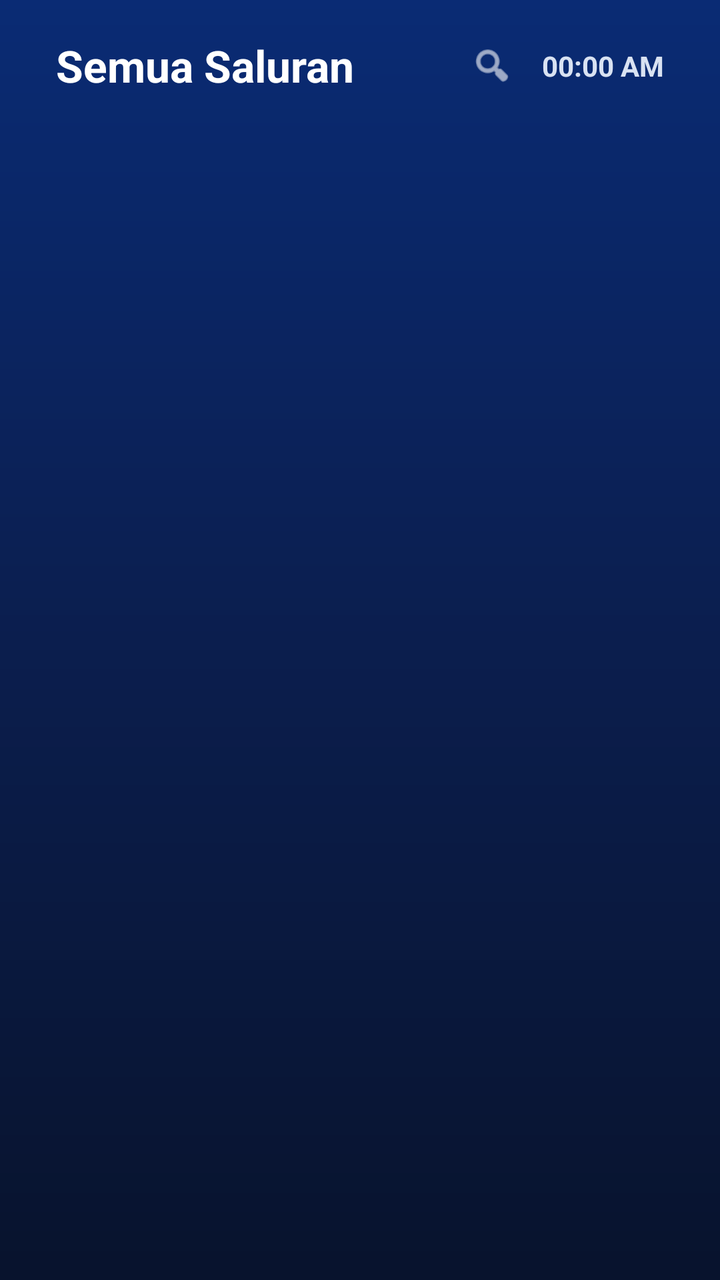
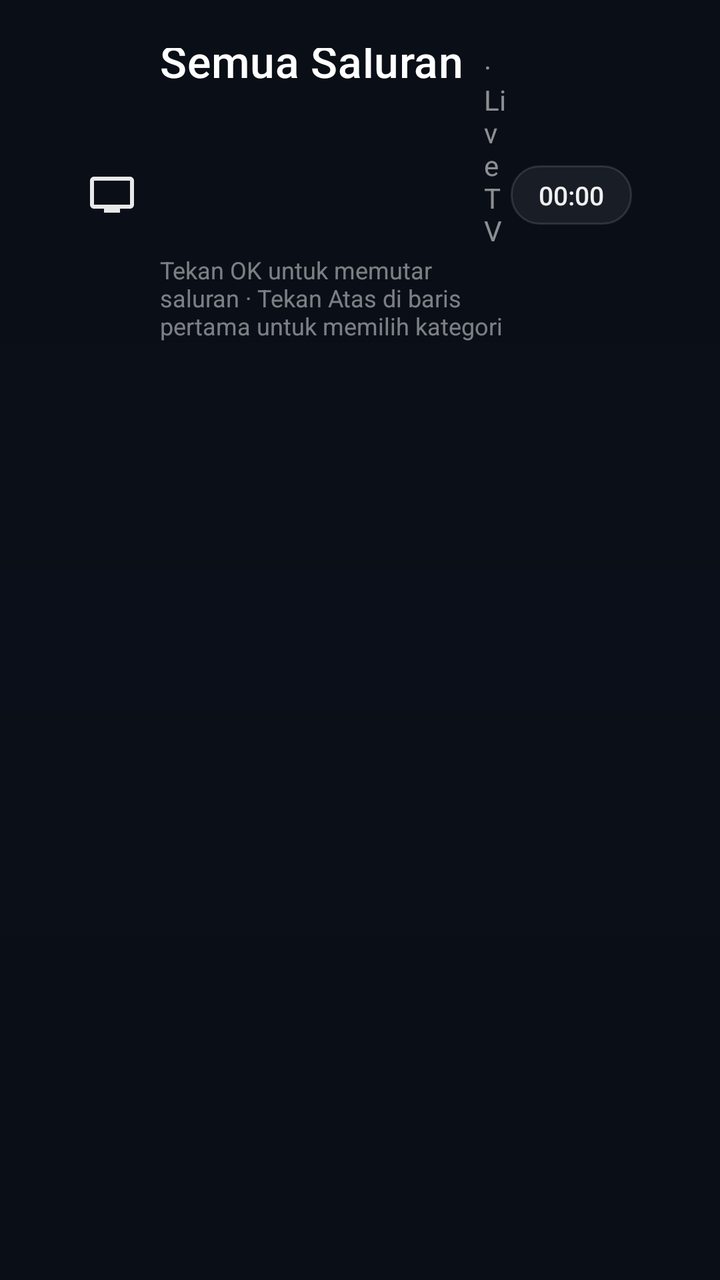

Two renders of the same Android screen: before a commit and after it. Below are the layout's source before the change and the commit's diff.
<!-- AndroidManifest.xml: application theme Theme.MQLTV -->
<!-- res/layout/fragment_live_tv.xml -->
<?xml version="1.0" encoding="utf-8"?>
<androidx.constraintlayout.widget.ConstraintLayout xmlns:android="http://schemas.android.com/apk/res/android"
    xmlns:app="http://schemas.android.com/apk/res-auto"
    android:layout_width="match_parent"
    android:layout_height="match_parent"
    android:background="@drawable/live_tv_bg"
    android:paddingStart="28dp"
    android:paddingEnd="28dp"
    android:paddingTop="18dp"
    android:paddingBottom="18dp">

    <TextView
        android:id="@+id/live_tv_title"
        android:layout_width="wrap_content"
        android:layout_height="wrap_content"
        android:text="Semua Saluran"
        android:textColor="@color/mql_text_primary"
        android:textSize="22sp"
        android:textStyle="bold"
        app:layout_constraintStart_toStartOf="parent"
        app:layout_constraintTop_toTopOf="parent" />

    <ImageView
        android:id="@+id/live_tv_search"
        android:layout_width="22dp"
        android:layout_height="22dp"
        android:src="@android:drawable/ic_menu_search"
        android:tint="@color/mql_text_primary"
        android:contentDescription="Search"
        android:focusable="true"
        android:focusableInTouchMode="true"
        android:clickable="true"
        app:layout_constraintEnd_toStartOf="@id/live_tv_time"
        app:layout_constraintTop_toTopOf="@id/live_tv_title"
        app:layout_constraintBottom_toBottomOf="@id/live_tv_title"
        android:layout_marginEnd="14dp" />

    <TextView
        android:id="@+id/live_tv_time"
        android:layout_width="wrap_content"
        android:layout_height="wrap_content"
        android:text="00:00 AM"
        android:textColor="#D9E2F2"
        android:textSize="14sp"
        android:textStyle="bold"
        app:layout_constraintEnd_toEndOf="parent"
        app:layout_constraintTop_toTopOf="@id/live_tv_title"
        app:layout_constraintBottom_toBottomOf="@id/live_tv_title" />

    <androidx.recyclerview.widget.RecyclerView
        android:id="@+id/live_tv_categories"
        android:layout_width="0dp"
        android:layout_height="52dp"
        android:overScrollMode="never"
        android:clipToPadding="false"
        android:paddingTop="6dp"
        android:paddingBottom="6dp"
        android:layout_marginTop="14dp"
        android:layout_marginBottom="6dp"
        app:layout_constraintStart_toStartOf="parent"
        app:layout_constraintEnd_toEndOf="parent"
        app:layout_constraintTop_toBottomOf="@id/live_tv_title" />

    <androidx.recyclerview.widget.RecyclerView
        android:id="@+id/live_tv_grid"
        android:layout_width="0dp"
        android:layout_height="0dp"
        android:overScrollMode="never"
        android:scrollbars="vertical"
        android:fadeScrollbars="false"
        android:clipToPadding="false"
        android:paddingTop="14dp"
        app:layout_constraintStart_toStartOf="parent"
        app:layout_constraintEnd_toEndOf="parent"
        app:layout_constraintTop_toBottomOf="@id/live_tv_categories"
        app:layout_constraintBottom_toBottomOf="parent" />

</androidx.constraintlayout.widget.ConstraintLayout>
<!-- resources referenced by this layout -->
<resources>
  <color name="mql_text_primary">#FFFFFF</color>
  <!-- drawable live_tv_bg (drawable) -->
  <?xml version="1.0" encoding="utf-8"?>
  <shape xmlns:android="http://schemas.android.com/apk/res/android">
      <gradient
          android:angle="270"
          android:startColor="#0A2B74"
          android:centerColor="#0B1E4E"
          android:endColor="#08132D"
          android:type="linear" />
  </shape>
  <style name="Theme.MQLTV" parent="Theme.Leanback">
          <item name="android:windowBackground">@drawable/window_background</item>
      </style>
  <!-- drawable window_background (drawable) -->
  <?xml version="1.0" encoding="utf-8"?>
  <layer-list xmlns:android="http://schemas.android.com/apk/res/android">
      
      <item android:drawable="@android:color/black" />
  
      
      <item>
          <bitmap
              android:gravity="center"
              android:src="@drawable/banner" />
      </item>
  </layer-list>
  <!-- drawable banner: png bitmap (drawable-nodpi, 52814 bytes) -->
</resources>

<!-- the commit's change to res/layout/fragment_live_tv.xml (unified diff, before → after) -->
@@ -1,78 +1,140 @@
 <?xml version="1.0" encoding="utf-8"?>
-<androidx.constraintlayout.widget.ConstraintLayout xmlns:android="http://schemas.android.com/apk/res/android"
+<FrameLayout xmlns:android="http://schemas.android.com/apk/res/android"
     xmlns:app="http://schemas.android.com/apk/res-auto"
     android:layout_width="match_parent"
     android:layout_height="match_parent"
-    android:background="@drawable/live_tv_bg"
-    android:paddingStart="28dp"
-    android:paddingEnd="28dp"
-    android:paddingTop="18dp"
-    android:paddingBottom="18dp">
+    android:background="#080B11">
 
-    <TextView
-        android:id="@+id/live_tv_title"
-        android:layout_width="wrap_content"
-        android:layout_height="wrap_content"
-        android:text="Semua Saluran"
-        android:textColor="@color/mql_text_primary"
-        android:textSize="22sp"
-        android:textStyle="bold"
-        app:layout_constraintStart_toStartOf="parent"
-        app:layout_constraintTop_toTopOf="parent" />
+    
+    <ImageView
+        android:id="@+id/live_tv_wallpaper"
+        android:layout_width="match_parent"
+        android:layout_height="match_parent"
+        android:scaleType="centerCrop"
+        android:src="@drawable/launcher_wallpaper_fallback"
+        android:importantForAccessibility="no" />
 
-    <ImageView
-        android:id="@+id/live_tv_search"
-        android:layout_width="22dp"
-        android:layout_height="22dp"
-        android:src="@android:drawable/ic_menu_search"
-        android:tint="@color/mql_text_primary"
-        android:contentDescription="Search"
-        android:focusable="true"
-        android:focusableInTouchMode="true"
-        android:clickable="true"
-        app:layout_constraintEnd_toStartOf="@id/live_tv_time"
-        app:layout_constraintTop_toTopOf="@id/live_tv_title"
-        app:layout_constraintBottom_toBottomOf="@id/live_tv_title"
-        android:layout_marginEnd="14dp" />
+    
+    <View
+        android:layout_width="match_parent"
+        android:layout_height="match_parent"
+        android:background="#CC0A0E17"
+        android:importantForAccessibility="no" />
 
-    <TextView
-        android:id="@+id/live_tv_time"
-        android:layout_width="wrap_content"
-        android:layout_height="wrap_content"
-        android:text="00:00 AM"
-        android:textColor="#D9E2F2"
-        android:textSize="14sp"
-        android:textStyle="bold"
-        app:layout_constraintEnd_toEndOf="parent"
-        app:layout_constraintTop_toTopOf="@id/live_tv_title"
-        app:layout_constraintBottom_toBottomOf="@id/live_tv_title" />
+    <LinearLayout
+        android:layout_width="match_parent"
+        android:layout_height="match_parent"
+        android:orientation="vertical"
+        android:paddingStart="44dp"
+        android:paddingEnd="44dp"
+        android:paddingTop="24dp"
+        android:paddingBottom="18dp">
 
-    <androidx.recyclerview.widget.RecyclerView
-        android:id="@+id/live_tv_categories"
-        android:layout_width="0dp"
-        android:layout_height="52dp"
-        android:overScrollMode="never"
-        android:clipToPadding="false"
-        android:paddingTop="6dp"
-        android:paddingBottom="6dp"
-        android:layout_marginTop="14dp"
-        android:layout_marginBottom="6dp"
-        app:layout_constraintStart_toStartOf="parent"
-        app:layout_constraintEnd_toEndOf="parent"
-        app:layout_constraintTop_toBottomOf="@id/live_tv_title" />
+        
+        <LinearLayout
+            android:layout_width="match_parent"
+            android:layout_height="wrap_content"
+            android:gravity="center_vertical"
+            android:orientation="horizontal">
 
-    <androidx.recyclerview.widget.RecyclerView
-        android:id="@+id/live_tv_grid"
-        android:layout_width="0dp"
-        android:layout_height="0dp"
-        android:overScrollMode="never"
-        android:scrollbars="vertical"
-        android:fadeScrollbars="false"
-        android:clipToPadding="false"
-        android:paddingTop="14dp"
-        app:layout_constraintStart_toStartOf="parent"
-        app:layout_constraintEnd_toEndOf="parent"
-        app:layout_constraintTop_toBottomOf="@id/live_tv_categories"
-        app:layout_constraintBottom_toBottomOf="parent" />
+            <androidx.appcompat.widget.AppCompatImageView
+                android:layout_width="24dp"
+                android:layout_height="24dp"
+                android:layout_marginEnd="12dp"
+                android:src="@drawable/ic_picture"
+                app:tint="#E6FFFFFF" />
 
-</androidx.constraintlayout.widget.ConstraintLayout>
+            <LinearLayout
+                android:layout_width="0dp"
+                android:layout_height="wrap_content"
+                android:layout_weight="1"
+                android:orientation="vertical">
+
+                <LinearLayout
+                    android:layout_width="wrap_content"
+                    android:layout_height="wrap_content"
+                    android:gravity="bottom"
+                    android:orientation="horizontal">
+
+                    <TextView
+                        android:id="@+id/live_tv_title"
+                        android:layout_width="wrap_content"
+                        android:layout_height="wrap_content"
+                        android:text="Semua Saluran"
+                        android:textColor="#FFFFFFFF"
+                        android:textSize="22sp"
+                        android:fontFamily="sans-serif-medium"
+                        android:letterSpacing="0.01" />
+
+                    <TextView
+                        android:id="@+id/live_tv_count"
+                        android:layout_width="wrap_content"
+                        android:layout_height="wrap_content"
+                        android:layout_marginStart="10dp"
+                        android:text="· Live TV"
+                        android:textColor="#88FFFFFF"
+                        android:textSize="14sp"
+                        android:fontFamily="sans-serif" />
+                </LinearLayout>
+
+                <TextView
+                    android:id="@+id/live_tv_subtitle"
+                    android:layout_width="wrap_content"
+                    android:layout_height="wrap_content"
+                    android:layout_marginTop="2dp"
+                    android:text="Tekan OK untuk memutar saluran · Tekan Atas di baris pertama untuk memilih kategori"
+                    android:textColor="#77FFFFFF"
+                    android:textSize="12sp"
+                    android:fontFamily="sans-serif" />
+            </LinearLayout>
+
+            
+            <View
+                android:id="@+id/live_tv_search"
+                android:layout_width="0dp"
+                android:layout_height="0dp"
+                android:visibility="gone" />
+
+            <TextView
+                android:id="@+id/live_tv_time"
+                android:layout_width="wrap_content"
+                android:layout_height="wrap_content"
+                android:background="@drawable/settings_group_card_bg"
+                android:paddingStart="14dp"
+                android:paddingEnd="14dp"
+                android:paddingTop="6dp"
+                android:paddingBottom="6dp"
+                android:text="00:00"
+                android:textColor="#EEFFFFFF"
+                android:textSize="13sp"
+                android:fontFamily="sans-serif-medium" />
+        </LinearLayout>
+
+        
+        <androidx.recyclerview.widget.RecyclerView
+            android:id="@+id/live_tv_categories"
+            android:layout_width="match_parent"
+            android:layout_height="50dp"
+            android:overScrollMode="never"
+            android:clipToPadding="false"
+            android:paddingTop="6dp"
+            android:paddingBottom="6dp"
+            android:layout_marginTop="12dp"
+            android:layout_marginBottom="4dp" />
+
+        
+        <androidx.recyclerview.widget.RecyclerView
+            android:id="@+id/live_tv_grid"
+            android:layout_width="match_parent"
+            android:layout_height="0dp"
+            android:layout_weight="1"
+            android:overScrollMode="never"
+            android:scrollbars="vertical"
+            android:fadeScrollbars="false"
+            android:clipToPadding="false"
+            android:paddingTop="8dp"
+            android:paddingBottom="12dp" />
+
+    </LinearLayout>
+
+</FrameLayout>
<!-- resource entries referenced after the edit -->
@@ -1,15 +1,35 @@
 <!-- resources referenced by this layout -->
 <resources>
-  <color name="mql_text_primary">#FFFFFF</color>
-  <!-- drawable live_tv_bg (drawable) -->
+  <!-- drawable ic_picture (drawable) -->
   <?xml version="1.0" encoding="utf-8"?>
-  <shape xmlns:android="http://schemas.android.com/apk/res/android">
-      <gradient
-          android:angle="270"
-          android:startColor="#0A2B74"
-          android:centerColor="#0B1E4E"
-          android:endColor="#08132D"
-          android:type="linear" />
+  <vector xmlns:android="http://schemas.android.com/apk/res/android"
+      android:width="22dp" android:height="22dp"
+      android:viewportWidth="24" android:viewportHeight="24">
+      <path android:fillColor="#FFFFFFFF"
+          android:pathData="M21,3H3C1.9,3 1,3.9 1,5v12c0,1.1 0.9,2 2,2h5v2h8v-2h5c1.1,0 1.99,-0.9 1.99,-2L23,5C23,3.9 22.1,3 21,3zM21,17H3V5h18V17z" />
+  </vector>
+  <!-- drawable launcher_wallpaper_fallback (drawable) -->
+  <?xml version="1.0" encoding="utf-8"?>
+  <layer-list xmlns:android="http://schemas.android.com/apk/res/android">
+      <item>
+          <shape android:shape="rectangle">
+              <gradient
+                  android:angle="90"
+                  android:startColor="#0B0F14"
+                  android:centerColor="#0D1622"
+                  android:endColor="#0B0F14" />
+          </shape>
+      </item>
+  </layer-list>
+  <!-- drawable settings_group_card_bg (drawable) -->
+  <?xml version="1.0" encoding="utf-8"?>
+  <shape xmlns:android="http://schemas.android.com/apk/res/android"
+      android:shape="rectangle">
+      <solid android:color="#10FFFFFF" />
+      <stroke
+          android:width="1dp"
+          android:color="#1FFFFFFF" />
+      <corners android:radius="14dp" />
   </shape>
   <style name="Theme.MQLTV" parent="Theme.Leanback">
           <item name="android:windowBackground">@drawable/window_background</item>
